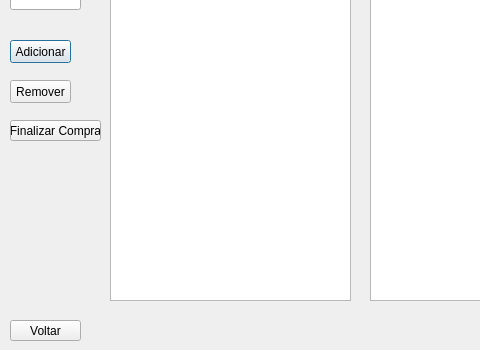
This is Qt-designer/tela_vendas.ui in somar07/Controle-de-Estoque-com-Interface as Qt 5 draws it before an edit; both pictures show x 0 to 480 and y 130 to 480 of the 640 by 480 pixel window. The edited form follows.
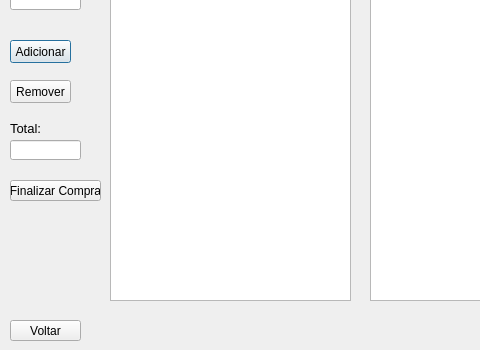
This is the edited form.

Commit message: tela de vendas concluida

The edit to the form file:
```diff
--- a/Qt-designer/tela_vendas.ui
+++ b/Qt-designer/tela_vendas.ui
@@ -145,7 +145,7 @@
    <property name="geometry">
     <rect>
      <x>10</x>
-     <y>250</y>
+     <y>310</y>
      <width>91</width>
      <height>21</height>
     </rect>
@@ -167,6 +167,34 @@
     <string>Voltar</string>
    </property>
   </widget>
+  <widget class="QLineEdit" name="lineEdit_3">
+   <property name="geometry">
+    <rect>
+     <x>10</x>
+     <y>270</y>
+     <width>71</width>
+     <height>20</height>
+    </rect>
+   </property>
+  </widget>
+  <widget class="QLabel" name="label_5">
+   <property name="geometry">
+    <rect>
+     <x>10</x>
+     <y>250</y>
+     <width>61</width>
+     <height>16</height>
+    </rect>
+   </property>
+   <property name="font">
+    <font>
+     <pointsize>10</pointsize>
+    </font>
+   </property>
+   <property name="text">
+    <string>Total:</string>
+   </property>
+  </widget>
  </widget>
  <resources/>
  <connections/>
```
The commit also changes 11 other files.
